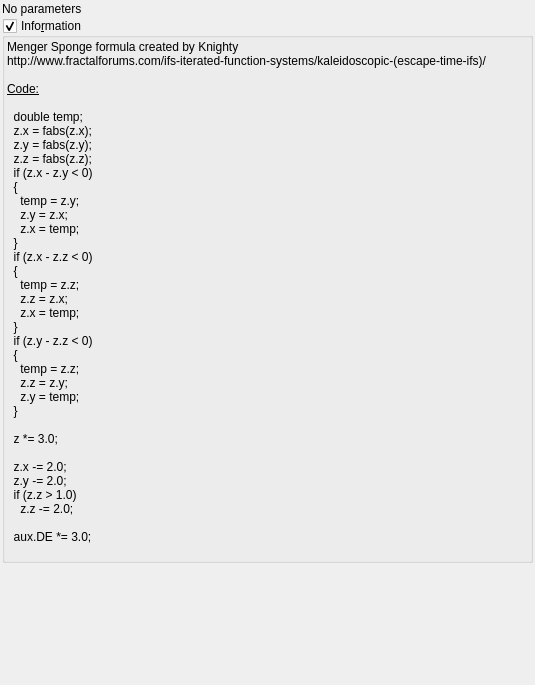
The window that mandelbulber2/qt_data/fractal_menger_sponge.ui (buddhi1980/mandelbulber2) describes before a commit, drawn with Qt 5.
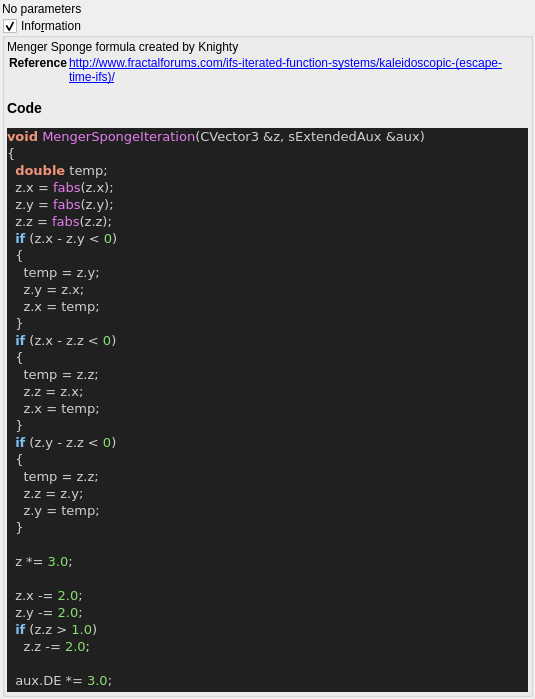
The same window after the commit. Custom widgets are drawn as their Qt base class.

What changed in the file:
```diff
--- a/mandelbulber2/qt_data/fractal_menger_sponge.ui
+++ b/mandelbulber2/qt_data/fractal_menger_sponge.ui
@@ -66,47 +66,56 @@
       <item>
        <widget class="QLabel" name="label_4">
         <property name="text">
-         <string>&lt;!DOCTYPE HTML PUBLIC &quot;-//W3C//DTD HTML 4.0//EN&quot; &quot;http://www.w3.org/TR/REC-html40/strict.dtd&quot;&gt;
-&lt;html&gt;&lt;head&gt;&lt;meta name=&quot;qrichtext&quot; content=&quot;1&quot; /&gt;&lt;style type=&quot;text/css&quot;&gt;
-p, li { white-space: pre-wrap; }
-&lt;/style&gt;&lt;/head&gt;&lt;body&gt;
-&lt;p style=&quot; margin-top:0px; margin-bottom:0px; margin-left:0px; margin-right:0px; -qt-block-indent:0; text-indent:0px;&quot;&gt;Menger Sponge formula created by Knighty&lt;/p&gt;
-&lt;p style=&quot; margin-top:0px; margin-bottom:0px; margin-left:0px; margin-right:0px; -qt-block-indent:0; text-indent:0px;&quot;&gt;http://www.fractalforums.com/ifs-iterated-function-systems/kaleidoscopic-(escape-time-ifs)/&lt;/p&gt;
-&lt;p style=&quot;-qt-paragraph-type:empty; margin-top:0px; margin-bottom:0px; margin-left:0px; margin-right:0px; -qt-block-indent:0; text-indent:0px;&quot;&gt;&lt;br /&gt;&lt;/p&gt;
-&lt;p style=&quot; margin-top:0px; margin-bottom:0px; margin-left:0px; margin-right:0px; -qt-block-indent:0; text-indent:0px;&quot;&gt;&lt;span style=&quot; text-decoration: underline;&quot;&gt;Code:&lt;/span&gt;&lt;/p&gt;
-&lt;p style=&quot;-qt-paragraph-type:empty; margin-top:0px; margin-bottom:0px; margin-left:0px; margin-right:0px; -qt-block-indent:0; text-indent:0px; text-decoration: underline;&quot;&gt;&lt;br /&gt;&lt;/p&gt;
-&lt;p style=&quot; margin-top:0px; margin-bottom:0px; margin-left:0px; margin-right:0px; -qt-block-indent:0; text-indent:0px;&quot;&gt;  double temp;&lt;/p&gt;
-&lt;p style=&quot; margin-top:0px; margin-bottom:0px; margin-left:0px; margin-right:0px; -qt-block-indent:0; text-indent:0px;&quot;&gt;  z.x = fabs(z.x);&lt;/p&gt;
-&lt;p style=&quot; margin-top:0px; margin-bottom:0px; margin-left:0px; margin-right:0px; -qt-block-indent:0; text-indent:0px;&quot;&gt;  z.y = fabs(z.y);&lt;/p&gt;
-&lt;p style=&quot; margin-top:0px; margin-bottom:0px; margin-left:0px; margin-right:0px; -qt-block-indent:0; text-indent:0px;&quot;&gt;  z.z = fabs(z.z);&lt;/p&gt;
-&lt;p style=&quot; margin-top:0px; margin-bottom:0px; margin-left:0px; margin-right:0px; -qt-block-indent:0; text-indent:0px;&quot;&gt;  if (z.x - z.y &amp;lt; 0)&lt;/p&gt;
-&lt;p style=&quot; margin-top:0px; margin-bottom:0px; margin-left:0px; margin-right:0px; -qt-block-indent:0; text-indent:0px;&quot;&gt;  {&lt;/p&gt;
-&lt;p style=&quot; margin-top:0px; margin-bottom:0px; margin-left:0px; margin-right:0px; -qt-block-indent:0; text-indent:0px;&quot;&gt;    temp = z.y;&lt;/p&gt;
-&lt;p style=&quot; margin-top:0px; margin-bottom:0px; margin-left:0px; margin-right:0px; -qt-block-indent:0; text-indent:0px;&quot;&gt;    z.y = z.x;&lt;/p&gt;
-&lt;p style=&quot; margin-top:0px; margin-bottom:0px; margin-left:0px; margin-right:0px; -qt-block-indent:0; text-indent:0px;&quot;&gt;    z.x = temp;&lt;/p&gt;
-&lt;p style=&quot; margin-top:0px; margin-bottom:0px; margin-left:0px; margin-right:0px; -qt-block-indent:0; text-indent:0px;&quot;&gt;  }&lt;/p&gt;
-&lt;p style=&quot; margin-top:0px; margin-bottom:0px; margin-left:0px; margin-right:0px; -qt-block-indent:0; text-indent:0px;&quot;&gt;  if (z.x - z.z &amp;lt; 0)&lt;/p&gt;
-&lt;p style=&quot; margin-top:0px; margin-bottom:0px; margin-left:0px; margin-right:0px; -qt-block-indent:0; text-indent:0px;&quot;&gt;  {&lt;/p&gt;
-&lt;p style=&quot; margin-top:0px; margin-bottom:0px; margin-left:0px; margin-right:0px; -qt-block-indent:0; text-indent:0px;&quot;&gt;    temp = z.z;&lt;/p&gt;
-&lt;p style=&quot; margin-top:0px; margin-bottom:0px; margin-left:0px; margin-right:0px; -qt-block-indent:0; text-indent:0px;&quot;&gt;    z.z = z.x;&lt;/p&gt;
-&lt;p style=&quot; margin-top:0px; margin-bottom:0px; margin-left:0px; margin-right:0px; -qt-block-indent:0; text-indent:0px;&quot;&gt;    z.x = temp;&lt;/p&gt;
-&lt;p style=&quot; margin-top:0px; margin-bottom:0px; margin-left:0px; margin-right:0px; -qt-block-indent:0; text-indent:0px;&quot;&gt;  }&lt;/p&gt;
-&lt;p style=&quot; margin-top:0px; margin-bottom:0px; margin-left:0px; margin-right:0px; -qt-block-indent:0; text-indent:0px;&quot;&gt;  if (z.y - z.z &amp;lt; 0)&lt;/p&gt;
-&lt;p style=&quot; margin-top:0px; margin-bottom:0px; margin-left:0px; margin-right:0px; -qt-block-indent:0; text-indent:0px;&quot;&gt;  {&lt;/p&gt;
-&lt;p style=&quot; margin-top:0px; margin-bottom:0px; margin-left:0px; margin-right:0px; -qt-block-indent:0; text-indent:0px;&quot;&gt;    temp = z.z;&lt;/p&gt;
-&lt;p style=&quot; margin-top:0px; margin-bottom:0px; margin-left:0px; margin-right:0px; -qt-block-indent:0; text-indent:0px;&quot;&gt;    z.z = z.y;&lt;/p&gt;
-&lt;p style=&quot; margin-top:0px; margin-bottom:0px; margin-left:0px; margin-right:0px; -qt-block-indent:0; text-indent:0px;&quot;&gt;    z.y = temp;&lt;/p&gt;
-&lt;p style=&quot; margin-top:0px; margin-bottom:0px; margin-left:0px; margin-right:0px; -qt-block-indent:0; text-indent:0px;&quot;&gt;  }&lt;/p&gt;
-&lt;p style=&quot;-qt-paragraph-type:empty; margin-top:0px; margin-bottom:0px; margin-left:0px; margin-right:0px; -qt-block-indent:0; text-indent:0px;&quot;&gt;&lt;br /&gt;&lt;/p&gt;
-&lt;p style=&quot; margin-top:0px; margin-bottom:0px; margin-left:0px; margin-right:0px; -qt-block-indent:0; text-indent:0px;&quot;&gt;  z *= 3.0;&lt;/p&gt;
-&lt;p style=&quot;-qt-paragraph-type:empty; margin-top:0px; margin-bottom:0px; margin-left:0px; margin-right:0px; -qt-block-indent:0; text-indent:0px;&quot;&gt;&lt;br /&gt;&lt;/p&gt;
-&lt;p style=&quot; margin-top:0px; margin-bottom:0px; margin-left:0px; margin-right:0px; -qt-block-indent:0; text-indent:0px;&quot;&gt;  z.x -= 2.0;&lt;/p&gt;
-&lt;p style=&quot; margin-top:0px; margin-bottom:0px; margin-left:0px; margin-right:0px; -qt-block-indent:0; text-indent:0px;&quot;&gt;  z.y -= 2.0;&lt;/p&gt;
-&lt;p style=&quot; margin-top:0px; margin-bottom:0px; margin-left:0px; margin-right:0px; -qt-block-indent:0; text-indent:0px;&quot;&gt;  if (z.z &amp;gt; 1.0)&lt;/p&gt;
-&lt;p style=&quot; margin-top:0px; margin-bottom:0px; margin-left:0px; margin-right:0px; -qt-block-indent:0; text-indent:0px;&quot;&gt;    z.z -= 2.0;&lt;/p&gt;
-&lt;p style=&quot;-qt-paragraph-type:empty; margin-top:0px; margin-bottom:0px; margin-left:0px; margin-right:0px; -qt-block-indent:0; text-indent:0px;&quot;&gt;&lt;br /&gt;&lt;/p&gt;
-&lt;p style=&quot; margin-top:0px; margin-bottom:0px; margin-left:0px; margin-right:0px; -qt-block-indent:0; text-indent:0px;&quot;&gt;  aux.DE *= 3.0;&lt;/p&gt;
-&lt;p style=&quot;-qt-paragraph-type:empty; margin-top:0px; margin-bottom:0px; margin-left:0px; margin-right:0px; -qt-block-indent:0; text-indent:0px;&quot;&gt;&lt;br /&gt;&lt;/p&gt;&lt;/body&gt;&lt;/html&gt;</string>
+         <string>&lt;p&gt;Menger Sponge formula created by Knighty&lt;/p&gt;&lt;table&gt;
+&lt;tr&gt;&lt;th&gt;Reference&lt;/th&gt;&lt;td&gt;&lt;a href=&quot;http://www.fractalforums.com/ifs-iterated-function-systems/kaleidoscopic-(escape-time-ifs)/&quot;&gt;http://www.fractalforums.com/ifs-iterated-function-systems/kaleidoscopic-(escape-time-ifs)/&lt;/a&gt;&lt;/td&gt;&lt;/tr&gt;
+&lt;/table&gt;
+&lt;h3&gt;Code&lt;/h3&gt;
+&lt;!DOCTYPE HTML PUBLIC &quot;-//W3C//DTD HTML 4.0 Transitional//EN&quot;&gt;
+&lt;html&gt;
+&lt;head&gt;
+&lt;meta http-equiv=&quot;content-type&quot; content=&quot;text/html; charset=ISO-8859-1&quot;&gt;
+&lt;title&gt;Source file&lt;/title&gt;
+&lt;/head&gt;
+&lt;body style=&quot;background-color:#202020&quot;&gt;
+&lt;pre style=&quot;color:#d0d0d0; background-color:#202020; font-size:10pt; font-family:'Courier New';&quot;&gt;&lt;span style=&quot;color:#f09479; font-weight:bold&quot;&gt;void&lt;/span&gt; &lt;span style=&quot;color:#e47eed&quot;&gt;MengerSpongeIteration&lt;/span&gt;&lt;span style=&quot;color:#d0d0d0&quot;&gt;(&lt;/span&gt;CVector3 &lt;span style=&quot;color:#d0d0d0&quot;&gt;&amp;amp;&lt;/span&gt;z&lt;span style=&quot;color:#d0d0d0&quot;&gt;,&lt;/span&gt; sExtendedAux &lt;span style=&quot;color:#d0d0d0&quot;&gt;&amp;amp;&lt;/span&gt;aux&lt;span style=&quot;color:#d0d0d0&quot;&gt;)&lt;/span&gt;
+&lt;span style=&quot;color:#d0d0d0&quot;&gt;{&lt;/span&gt;
+  &lt;span style=&quot;color:#f09479; font-weight:bold&quot;&gt;double&lt;/span&gt; temp&lt;span style=&quot;color:#d0d0d0&quot;&gt;;&lt;/span&gt;
+  z&lt;span style=&quot;color:#d0d0d0&quot;&gt;.&lt;/span&gt;x &lt;span style=&quot;color:#d0d0d0&quot;&gt;=&lt;/span&gt; &lt;span style=&quot;color:#e47eed&quot;&gt;fabs&lt;/span&gt;&lt;span style=&quot;color:#d0d0d0&quot;&gt;(&lt;/span&gt;z&lt;span style=&quot;color:#d0d0d0&quot;&gt;.&lt;/span&gt;x&lt;span style=&quot;color:#d0d0d0&quot;&gt;);&lt;/span&gt;
+  z&lt;span style=&quot;color:#d0d0d0&quot;&gt;.&lt;/span&gt;y &lt;span style=&quot;color:#d0d0d0&quot;&gt;=&lt;/span&gt; &lt;span style=&quot;color:#e47eed&quot;&gt;fabs&lt;/span&gt;&lt;span style=&quot;color:#d0d0d0&quot;&gt;(&lt;/span&gt;z&lt;span style=&quot;color:#d0d0d0&quot;&gt;.&lt;/span&gt;y&lt;span style=&quot;color:#d0d0d0&quot;&gt;);&lt;/span&gt;
+  z&lt;span style=&quot;color:#d0d0d0&quot;&gt;.&lt;/span&gt;z &lt;span style=&quot;color:#d0d0d0&quot;&gt;=&lt;/span&gt; &lt;span style=&quot;color:#e47eed&quot;&gt;fabs&lt;/span&gt;&lt;span style=&quot;color:#d0d0d0&quot;&gt;(&lt;/span&gt;z&lt;span style=&quot;color:#d0d0d0&quot;&gt;.&lt;/span&gt;z&lt;span style=&quot;color:#d0d0d0&quot;&gt;);&lt;/span&gt;
+  &lt;span style=&quot;color:#7ec0ee; font-weight:bold&quot;&gt;if&lt;/span&gt; &lt;span style=&quot;color:#d0d0d0&quot;&gt;(&lt;/span&gt;z&lt;span style=&quot;color:#d0d0d0&quot;&gt;.&lt;/span&gt;x &lt;span style=&quot;color:#d0d0d0&quot;&gt;-&lt;/span&gt; z&lt;span style=&quot;color:#d0d0d0&quot;&gt;.&lt;/span&gt;y &lt;span style=&quot;color:#d0d0d0&quot;&gt;&amp;lt;&lt;/span&gt; &lt;span style=&quot;color:#87df71&quot;&gt;0&lt;/span&gt;&lt;span style=&quot;color:#d0d0d0&quot;&gt;)&lt;/span&gt;
+  &lt;span style=&quot;color:#d0d0d0&quot;&gt;{&lt;/span&gt;
+    temp &lt;span style=&quot;color:#d0d0d0&quot;&gt;=&lt;/span&gt; z&lt;span style=&quot;color:#d0d0d0&quot;&gt;.&lt;/span&gt;y&lt;span style=&quot;color:#d0d0d0&quot;&gt;;&lt;/span&gt;
+    z&lt;span style=&quot;color:#d0d0d0&quot;&gt;.&lt;/span&gt;y &lt;span style=&quot;color:#d0d0d0&quot;&gt;=&lt;/span&gt; z&lt;span style=&quot;color:#d0d0d0&quot;&gt;.&lt;/span&gt;x&lt;span style=&quot;color:#d0d0d0&quot;&gt;;&lt;/span&gt;
+    z&lt;span style=&quot;color:#d0d0d0&quot;&gt;.&lt;/span&gt;x &lt;span style=&quot;color:#d0d0d0&quot;&gt;=&lt;/span&gt; temp&lt;span style=&quot;color:#d0d0d0&quot;&gt;;&lt;/span&gt;
+  &lt;span style=&quot;color:#d0d0d0&quot;&gt;}&lt;/span&gt;
+  &lt;span style=&quot;color:#7ec0ee; font-weight:bold&quot;&gt;if&lt;/span&gt; &lt;span style=&quot;color:#d0d0d0&quot;&gt;(&lt;/span&gt;z&lt;span style=&quot;color:#d0d0d0&quot;&gt;.&lt;/span&gt;x &lt;span style=&quot;color:#d0d0d0&quot;&gt;-&lt;/span&gt; z&lt;span style=&quot;color:#d0d0d0&quot;&gt;.&lt;/span&gt;z &lt;span style=&quot;color:#d0d0d0&quot;&gt;&amp;lt;&lt;/span&gt; &lt;span style=&quot;color:#87df71&quot;&gt;0&lt;/span&gt;&lt;span style=&quot;color:#d0d0d0&quot;&gt;)&lt;/span&gt;
+  &lt;span style=&quot;color:#d0d0d0&quot;&gt;{&lt;/span&gt;
+    temp &lt;span style=&quot;color:#d0d0d0&quot;&gt;=&lt;/span&gt; z&lt;span style=&quot;color:#d0d0d0&quot;&gt;.&lt;/span&gt;z&lt;span style=&quot;color:#d0d0d0&quot;&gt;;&lt;/span&gt;
+    z&lt;span style=&quot;color:#d0d0d0&quot;&gt;.&lt;/span&gt;z &lt;span style=&quot;color:#d0d0d0&quot;&gt;=&lt;/span&gt; z&lt;span style=&quot;color:#d0d0d0&quot;&gt;.&lt;/span&gt;x&lt;span style=&quot;color:#d0d0d0&quot;&gt;;&lt;/span&gt;
+    z&lt;span style=&quot;color:#d0d0d0&quot;&gt;.&lt;/span&gt;x &lt;span style=&quot;color:#d0d0d0&quot;&gt;=&lt;/span&gt; temp&lt;span style=&quot;color:#d0d0d0&quot;&gt;;&lt;/span&gt;
+  &lt;span style=&quot;color:#d0d0d0&quot;&gt;}&lt;/span&gt;
+  &lt;span style=&quot;color:#7ec0ee; font-weight:bold&quot;&gt;if&lt;/span&gt; &lt;span style=&quot;color:#d0d0d0&quot;&gt;(&lt;/span&gt;z&lt;span style=&quot;color:#d0d0d0&quot;&gt;.&lt;/span&gt;y &lt;span style=&quot;color:#d0d0d0&quot;&gt;-&lt;/span&gt; z&lt;span style=&quot;color:#d0d0d0&quot;&gt;.&lt;/span&gt;z &lt;span style=&quot;color:#d0d0d0&quot;&gt;&amp;lt;&lt;/span&gt; &lt;span style=&quot;color:#87df71&quot;&gt;0&lt;/span&gt;&lt;span style=&quot;color:#d0d0d0&quot;&gt;)&lt;/span&gt;
+  &lt;span style=&quot;color:#d0d0d0&quot;&gt;{&lt;/span&gt;
+    temp &lt;span style=&quot;color:#d0d0d0&quot;&gt;=&lt;/span&gt; z&lt;span style=&quot;color:#d0d0d0&quot;&gt;.&lt;/span&gt;z&lt;span style=&quot;color:#d0d0d0&quot;&gt;;&lt;/span&gt;
+    z&lt;span style=&quot;color:#d0d0d0&quot;&gt;.&lt;/span&gt;z &lt;span style=&quot;color:#d0d0d0&quot;&gt;=&lt;/span&gt; z&lt;span style=&quot;color:#d0d0d0&quot;&gt;.&lt;/span&gt;y&lt;span style=&quot;color:#d0d0d0&quot;&gt;;&lt;/span&gt;
+    z&lt;span style=&quot;color:#d0d0d0&quot;&gt;.&lt;/span&gt;y &lt;span style=&quot;color:#d0d0d0&quot;&gt;=&lt;/span&gt; temp&lt;span style=&quot;color:#d0d0d0&quot;&gt;;&lt;/span&gt;
+  &lt;span style=&quot;color:#d0d0d0&quot;&gt;}&lt;/span&gt;
+
+  z &lt;span style=&quot;color:#d0d0d0&quot;&gt;*=&lt;/span&gt; &lt;span style=&quot;color:#87df71&quot;&gt;3.0&lt;/span&gt;&lt;span style=&quot;color:#d0d0d0&quot;&gt;;&lt;/span&gt;
+
+  z&lt;span style=&quot;color:#d0d0d0&quot;&gt;.&lt;/span&gt;x &lt;span style=&quot;color:#d0d0d0&quot;&gt;-=&lt;/span&gt; &lt;span style=&quot;color:#87df71&quot;&gt;2.0&lt;/span&gt;&lt;span style=&quot;color:#d0d0d0&quot;&gt;;&lt;/span&gt;
+  z&lt;span style=&quot;color:#d0d0d0&quot;&gt;.&lt;/span&gt;y &lt;span style=&quot;color:#d0d0d0&quot;&gt;-=&lt;/span&gt; &lt;span style=&quot;color:#87df71&quot;&gt;2.0&lt;/span&gt;&lt;span style=&quot;color:#d0d0d0&quot;&gt;;&lt;/span&gt;
+  &lt;span style=&quot;color:#7ec0ee; font-weight:bold&quot;&gt;if&lt;/span&gt; &lt;span style=&quot;color:#d0d0d0&quot;&gt;(&lt;/span&gt;z&lt;span style=&quot;color:#d0d0d0&quot;&gt;.&lt;/span&gt;z &lt;span style=&quot;color:#d0d0d0&quot;&gt;&amp;gt;&lt;/span&gt; &lt;span style=&quot;color:#87df71&quot;&gt;1.0&lt;/span&gt;&lt;span style=&quot;color:#d0d0d0&quot;&gt;)&lt;/span&gt;
+    z&lt;span style=&quot;color:#d0d0d0&quot;&gt;.&lt;/span&gt;z &lt;span style=&quot;color:#d0d0d0&quot;&gt;-=&lt;/span&gt; &lt;span style=&quot;color:#87df71&quot;&gt;2.0&lt;/span&gt;&lt;span style=&quot;color:#d0d0d0&quot;&gt;;&lt;/span&gt;
+
+  aux&lt;span style=&quot;color:#d0d0d0&quot;&gt;.&lt;/span&gt;DE &lt;span style=&quot;color:#d0d0d0&quot;&gt;*=&lt;/span&gt; &lt;span style=&quot;color:#87df71&quot;&gt;3.0&lt;/span&gt;&lt;span style=&quot;color:#d0d0d0&quot;&gt;;&lt;/span&gt;
+&lt;span style=&quot;color:#d0d0d0&quot;&gt;}&lt;/span&gt;
+&lt;/pre&gt;
+&lt;/body&gt;
+&lt;/html&gt;
+&lt;!--HTML generated by highlight 3.9, http://www.andre-simon.de/--&gt;
+</string>
         </property>
         <property name="wordWrap">
          <bool>true</bool>
```
Left out of the diff: 2 changed lines with no effect on the pictures.
